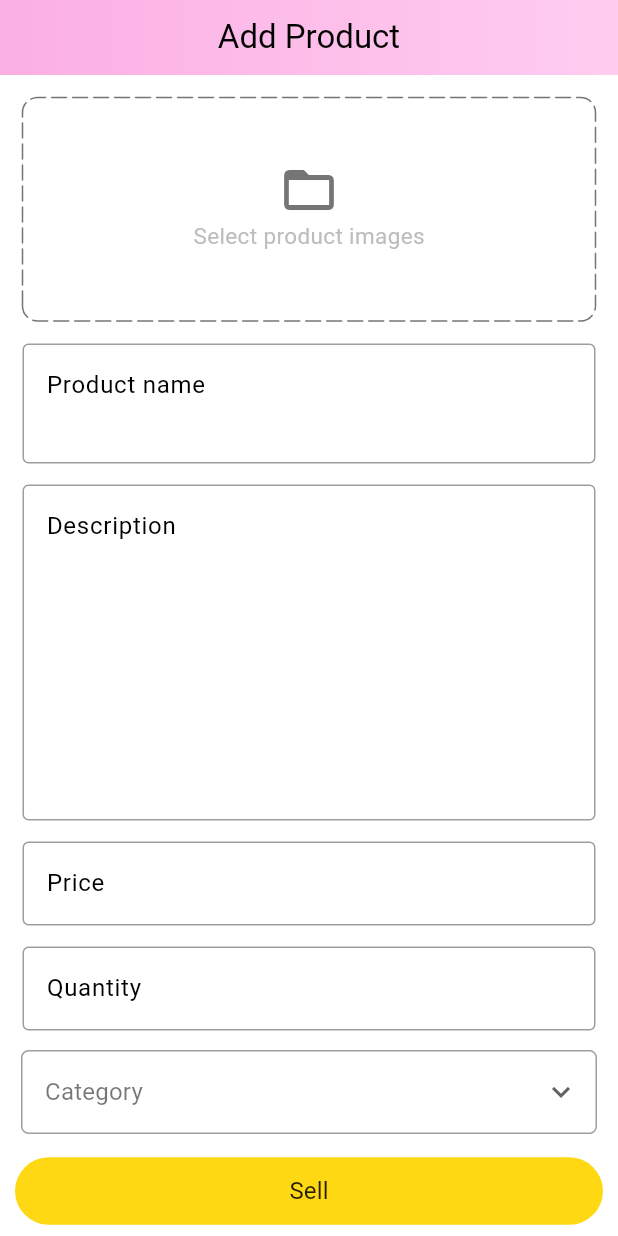
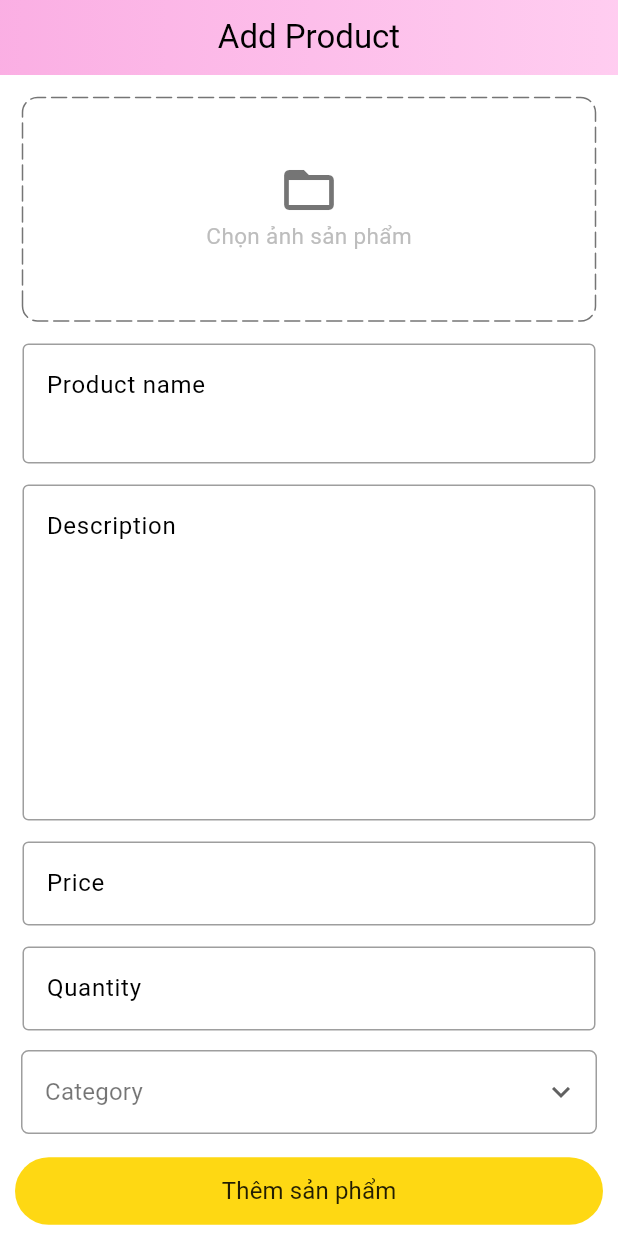
Before and after one commit to mydeptrai2107/app_amazon, a Flutter app: the AdminAddProductScreen screen opened by its route, on a phone screen of 412 x 824 dp. Run offline on Flutter 3.47's test engine with Material 3 defaults, Android fonts, the light colour scheme and no system bars; drawn by our look-alikes of dotted_border; our stand-ins replace bloc, cached_network_image, carousel_slider, equatable, file_picker, flutter_bloc and 5 more; missing offline and left inert: camera_camera, cloudinary_public, pay; accounts and stored records are empty; network calls fail; Roboto replaces fonts that are missing (AmazonEmber).

Commit message:
update product

```diff
--- a/lib/src/config/router/app_route_constants.dart
+++ b/lib/src/config/router/app_route_constants.dart
@@ -66,6 +66,11 @@ class AppRouteConstants {
   static const adminAddProductsScreen = AppRoute(
       name: 'admin-add-products-screen', path: '/admin-add-products-screen');
 
+  static const adminUpdateProductsScreen = AppRoute(
+    name: 'admin-update-products-screen',
+    path: '/admin-update-products-screen',
+  );
+
   static const adminAddOfferScreen =
       AppRoute(name: 'admin-add-offer-screen', path: '/admin-add-offer-screen');
 }
--- a/lib/src/config/router/router.dart
+++ b/lib/src/config/router/router.dart
@@ -243,7 +243,25 @@ final router = GoRouter(initialLocation: '/', routes: [
     path: AppRouteConstants.adminAddProductsScreen.path,
     name: AppRouteConstants.adminAddProductsScreen.name,
     pageBuilder: (context, state) {
-      return const MaterialPage(child: AdminAddProductScreen());
+      return const MaterialPage(
+        child: AdminAddProductScreen(
+        ),
+      );
+    },
+  ),
+
+  GoRoute(
+    path: AppRouteConstants.adminUpdateProductsScreen.path,
+    name: AppRouteConstants.adminUpdateProductsScreen.name,
+    pageBuilder: (context, state) {
+      Map<String, dynamic> extraData = state.extra as Map<String, dynamic>;
+
+      Product product = extraData['product'] as Product;
+      return MaterialPage(
+        child: AdminAddProductScreen(
+          product: product,
+        ),
+      );
     },
   ),
   GoRoute(
--- a/lib/src/logic/blocs/admin/admin_add_products/add_product_images/admin_add_products_images_event.dart
+++ b/lib/src/logic/blocs/admin/admin_add_products/add_product_images/admin_add_products_images_event.dart
@@ -8,6 +8,8 @@ sealed class AdminAddProductsImagesEvent extends Equatable {
 }
 
 class SelectImagesPressedE extends AdminAddProductsImagesEvent {
+  final List<String>? imageList;
+  const SelectImagesPressedE({this.imageList});
   @override
   List<Object> get props => [];
 }
@@ -16,3 +18,10 @@ class ClearImagesPressedE extends AdminAddProductsImagesEvent {
   @override
   List<Object> get props => [];
 }
+
+class LoadListImage extends AdminAddProductsImagesEvent {
+  final List<File> imageList;
+  const LoadListImage({required this.imageList});
+  @override
+  List<Object> get props => [];
+}
--- a/lib/src/presentation/views/admin/admin_add_product_screen.dart
+++ b/lib/src/presentation/views/admin/admin_add_product_screen.dart
@@ -2,6 +2,7 @@ import 'dart:io';
 import 'package:carousel_slider/carousel_slider.dart';
 import 'package:dotted_border/dotted_border.dart';
 import 'package:flutter/material.dart';
+import 'package:flutter_amazon_clone_bloc/src/data/models/product.dart';
 import 'package:flutter_amazon_clone_bloc/src/logic/blocs/admin/admin_add_products/add_product_images/admin_add_products_images_bloc.dart';
 import 'package:flutter_amazon_clone_bloc/src/logic/blocs/admin/admin_add_products/select_category_cubit/admin_add_select_category_cubit.dart';
 import 'package:flutter_amazon_clone_bloc/src/logic/blocs/admin/admin_add_products/sell_product_cubit/admin_sell_product_cubit.dart';
@@ -12,17 +13,29 @@ import 'package:flutter_amazon_clone_bloc/src/utils/utils.dart';
 import 'package:flutter_bloc/flutter_bloc.dart';
 
 class AdminAddProductScreen extends StatefulWidget {
-  const AdminAddProductScreen({super.key});
+  const AdminAddProductScreen({super.key, this.product});
+  final Product? product;
 
   @override
   State<AdminAddProductScreen> createState() => _AdminAddProductScreenState();
 }
 
 class _AdminAddProductScreenState extends State<AdminAddProductScreen> {
-  final TextEditingController productNameController = TextEditingController();
-  final TextEditingController descriptionController = TextEditingController();
-  final TextEditingController priceController = TextEditingController();
-  final TextEditingController quantityController = TextEditingController();
+  late final TextEditingController productNameController;
+  late final TextEditingController descriptionController;
+  late final TextEditingController priceController;
+  late final TextEditingController quantityController;
+  @override
+  void initState() {
+    productNameController = TextEditingController(text: widget.product?.name);
+    descriptionController =
+        TextEditingController(text: widget.product?.description);
+    priceController =
+        TextEditingController(text: widget.product?.price.toString());
+    quantityController =
+        TextEditingController(text: widget.product?.quantity.toString());
+    super.initState();
+  }
 
   final _addProductFormKey = GlobalKey<FormState>();
 
@@ -59,8 +72,12 @@ class _AdminAddProductScreenState extends State<AdminAddProductScreen> {
             }
 
             if (state is AdminSellProductSuccessS) {
-              showSnackBar(context, 'Product added successfully!');
-
+              showSnackBar(
+                context,
+                widget.product == null
+                    ? 'Thêm sản phẩm thành công!'
+                    : "Cập nhật sản phẩm thành công",
+              );
               Navigator.pop(context);
             }
           },
@@ -68,15 +85,19 @@ class _AdminAddProductScreenState extends State<AdminAddProductScreen> {
             if (state is AdminSellProductsLoadingS) {
               return SizedBox(
                 height: MediaQuery.sizeOf(context).height / 1.2,
-                child: const Center(
+                child: Center(
                   child: Column(
                     mainAxisAlignment: MainAxisAlignment.center,
                     children: [
-                      CircularProgressIndicator(),
-                      SizedBox(
+                      const CircularProgressIndicator(),
+                      const SizedBox(
                         height: 8,
                       ),
-                      Text('Adding product...')
+                      Text(
+                        widget.product == null
+                            ? 'Đang thêm sản phẩm...'
+                            : "Đang cập nhật sản phẩm...",
+                      )
                     ],
                   ),
                 ),
@@ -94,7 +115,7 @@ class _AdminAddProductScreenState extends State<AdminAddProductScreen> {
                         AdminAddProductsImagesState>(
                       listener: (context, state) {
                         if (state is AdminAddProductsErrorS) {
-                          showSnackBar(context, 'Please select product images');
+                          showSnackBar(context, 'Vui lòng chọn ảnh sản phẩm.');
                         }
                       },
                       builder: (context, state) {
@@ -123,7 +144,8 @@ class _AdminAddProductScreenState extends State<AdminAddProductScreen> {
                                       options: CarouselOptions(
                                         height: 230,
                                         viewportFraction: 1,
-                                          initialPage: 0),
+                                        initialPage: 0,
+                                      ),
                                     ),
                                   ),
                                   state.imagesList.length > 1
@@ -140,13 +162,13 @@ class _AdminAddProductScreenState extends State<AdminAddProductScreen> {
                               TextButton.icon(
                                 onPressed: () => context
                                     .read<AdminAddProductsImagesBloc>()
-                                    .add(SelectImagesPressedE()),
+                                    .add(const SelectImagesPressedE()),
                                 style: const ButtonStyle(
                                     side: WidgetStatePropertyAll(BorderSide(
                                         width: 1,
                                         color: Constants.secondaryColor))),
                                 icon: const Icon(Icons.add),
-                                label: const Text('Select images'),
+                                label: const Text('Chọn ảnh'),
                               ),
                             ],
                           );
@@ -154,7 +176,7 @@ class _AdminAddProductScreenState extends State<AdminAddProductScreen> {
                           return GestureDetector(
                             onTap: () => context
                                 .read<AdminAddProductsImagesBloc>()
-                                .add(SelectImagesPressedE()),
+                                .add(const SelectImagesPressedE()),
                             child: DottedBorder(
                               borderType: BorderType.RRect,
                               radius: const Radius.circular(10),
@@ -177,10 +199,13 @@ class _AdminAddProductScreenState extends State<AdminAddProductScreen> {
                                       size: 40,
                                       color: Colors.black54,
                                     ),
-                                    Text('Select product images',
+                                    Text(
+                                      'Chọn ảnh sản phẩm',
                                       style: TextStyle(
                                         fontSize: 15,
-                                            color: Colors.grey.shade400))
+                                        color: Colors.grey.shade400,
+                                      ),
+                                    ),
                                   ],
                                 ),
                               ),
@@ -230,13 +255,22 @@ class _AdminAddProductScreenState extends State<AdminAddProductScreen> {
                               currentCategory: state.category,
                               valueStyle: const TextStyle(
                                 color: Colors.black,
-                                  fontWeight: FontWeight.normal),
+                                fontWeight: FontWeight.normal,
+                              ),
                             );
                           } else {
+                            if (widget.product != null) {
+                              context
+                                  .read<AdminAddSelectCategoryCubit>()
+                                  .selectCategory(
+                                    category: widget.product!.category,
+                                  );
+                            }
                             return CustomDropDown(
                               inputBorderStyle: Constants.inputBorderStyle,
                               productCategories: Constants.productCategories,
-                              currentCategory: Constants.productCategories[0],
+                              currentCategory: widget.product?.category ??
+                                  Constants.productCategories[0],
                             );
                           }
                         },
@@ -249,12 +283,14 @@ class _AdminAddProductScreenState extends State<AdminAddProductScreen> {
                       listener: (context, state) {
                         if (state is AdminSellProductErrorS) {
                           showSnackBar(context,
-                              'Error! please make sure you have filled form correctly!');
+                              'Lỗi! hãy chắc chắn rằng bạn đã điền vào mẫu một cách chính xác!');
                         }
                       },
                       builder: (context, state) {
                         return CustomElevatedButton(
-                            buttonText: 'Sell',
+                            buttonText: widget.product != null
+                                ? "Cập nhật sản phẩm"
+                                : 'Thêm sản phẩm',
                             onPressed: () async {
                               try {
                                 List<File> imagesList = context
@@ -270,35 +306,39 @@ class _AdminAddProductScreenState extends State<AdminAddProductScreen> {
                                     category != 'Category') {
                                   await context
                                       .read<AdminSellProductCubit>()
-                                      .sellProduct(
+                                      .updateProduct(
+                                        id: widget.product!.id.toString(),
                                         name: productNameController.text,
-                                          description:
-                                              descriptionController.text,
-                                          price: double.parse(
-                                              priceController.text),
-                                          quantity: int.parse(
-                                              quantityController.text),
+                                        description: descriptionController.text,
+                                        price:
+                                            double.parse(priceController.text),
+                                        quantity:
+                                            int.parse(quantityController.text),
                                         category: category,
-                                          images: imagesList);
+                                        images: imagesList,
+                                      );
 
                                   if (context.mounted) {
                                     showSnackBar(
-                                        context, 'Product added succesfully!');
+                                      context,
+                                      widget.product == null
+                                          ? 'Đã thêm sản phẩm thành công!'
+                                          : 'Đã cập nhật sản phẩm thành công',
+                                    );
                                     // Navigator.pop(context);
                                   }
                                 } else {
                                   showSnackBar(context,
-                                      'Error! please make sure you have filled form correctly!');
+                                      'Lỗi! hãy chắc chắn rằng bạn đã điền vào mẫu một cách chính xác!');
                                 }
                               } catch (e) {
                                 if (mounted) {
                                   // ignore: use_build_context_synchronously
                                   showSnackBar(context,
-                                      'Please fill the form correctly!');
+                                      'Vui lòng điền vào mẫu một cách chính xác!');
                                 }
                               }
                             }
-
                             // sellProducts
                             );
                       },
--- a/lib/src/presentation/widgets/account/single_wish_list_product.dart
+++ b/lib/src/presentation/widgets/account/single_wish_list_product.dart
@@ -126,12 +126,6 @@ class SingleWishListProduct extends StatelessWidget {
                       'vận chuyển bởi LuvoxShop',
                       style: productTextStyle,
                     ),
-                    // const SizedBox(height: 4),
-                    const Text(
-                      '7 ngày Thay thế',
-                      style: productTextStyle,
-                    ),
-
                     Row(
                       children: [
                         Expanded(
--- a/lib/src/presentation/widgets/cart/add_to_card_offer.dart
+++ b/lib/src/presentation/widgets/cart/add_to_card_offer.dart
@@ -88,7 +88,7 @@ class AddToCartOffer extends StatelessWidget {
             ),
             ElevatedButton(
               onPressed: () {
-                showSnackBar(context, 'Added to Cart!');
+                showSnackBar(context, 'Đã thêm vào giỏ hàng!');
                 context
                     .read<CartBloc>()
                     .add(AddToCartFromBottomSheet(product: product));
@@ -101,7 +101,7 @@ class AddToCartOffer extends StatelessWidget {
                   backgroundColor:
                       WidgetStatePropertyAll(Constants.yellowColor)),
               child: const Text(
-                'Thêm vào giỏ hàng',
+                'Vào giỏ hàng',
                 style: TextStyle(
                     fontSize: 12,
                     color: Colors.black87,
--- a/lib/src/presentation/widgets/common_widgets/single_listing_product.dart
+++ b/lib/src/presentation/widgets/common_widgets/single_listing_product.dart
@@ -124,11 +124,6 @@ class SingleListingProduct extends StatelessWidget {
                       'Giao hàng MIỄN PHÍ bởi LovuxShop',
                       style: productTextStyle,
                     ),
-                    // const SizedBox(height: 4),
-                    const Text(
-                      '7 ngày Thay thế',
-                      style: productTextStyle,
-                    ),
                   ],
                 ),
               ),
--- a/lib/src/utils/constants/strings.dart
+++ b/lib/src/utils/constants/strings.dart
@@ -1,4 +1,4 @@
-const secureUri = 'http://192.168.1.10:3000';
+const secureUri = 'http://192.168.0.21:3000';
 String uri = secureUri;
 
 String signUpUrl = '$uri/api/signup';
@@ -47,6 +47,7 @@ String adminGetOrdersUri = '$uri/admin/get-orders';
 String adminChangeOrderStatusUri = '$uri/admin/change-order-status';
 String adminGetAnalyticsUri = '$uri/admin/analytics';
 String adminAddProductsUri = '$uri/admin/add-product';
+String adminUpdateProductsUri = '$uri/admin/update-product';
 String adminAddFourImagesOfferUri = '$uri/admin/add-four-images-offer';
 String adminGetFourImagesOfferUri = '$uri/api/get-four-images-offer';
 String adminDeleteFourImagesOfferUri = '$uri/admin/delete-four-images-offer';
```
Also changed, not shown: lib/src/data/datasources/api/admin_api.dart (+25 -6 lines), lib/src/data/repositories/admin_repository.dart (+36 -2 lines), lib/src/logic/blocs/admin/admin_add_products/add_product_images/admin_add_products_images_bloc.dart (+8 -0 lines), lib/src/logic/blocs/admin/admin_add_products/sell_product_cubit/admin_sell_product_cubit.dart (+35 -6 lines), lib/src/presentation/views/account/orders/order_details.dart (+7 -9 lines), lib/src/presentation/views/admin/admin_category_products_screen.dart (+6 -7 lines), lib/src/presentation/views/cart/cart_screen.dart (+14 -17 lines), lib/src/presentation/views/menu/menu_screen.dart (+4 -4 lines), lib/src/presentation/views/payment/payment_screen.dart (+9 -8 lines), lib/src/presentation/widgets/cart/cart_product.dart (+6 -13 lines), lib/src/presentation/widgets/cart/save_for_later_single.dart (+12 -18 lines). Lines whose indentation alone changed are shown as unchanged.
